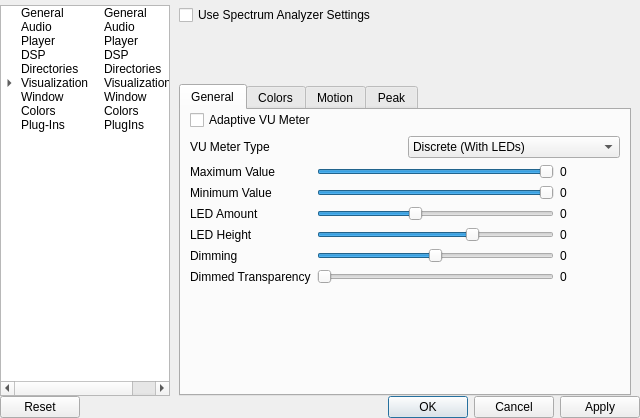
Qt form ui/SetupWindow.ui (ModPlugPlayer/ModPlugPlayer) before a commit.
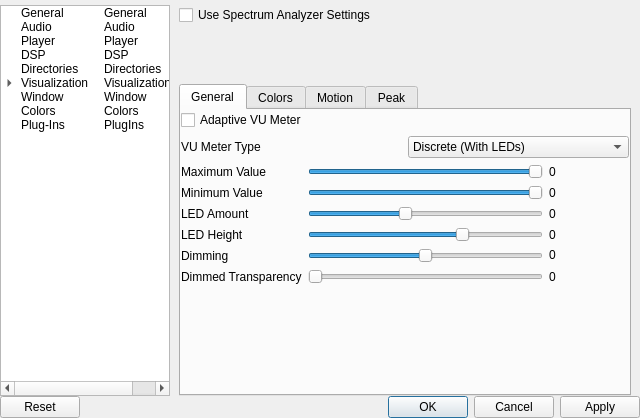
The same form after that commit. The open tabs and pages were chosen to show the change. Icons and pictures are not drawn. Custom widgets are drawn as their Qt base class.

Commit message: Dimming value labels were fixed to have constant width.

The edit to the form file:
```diff
--- a/ui/SetupWindow.ui
+++ b/ui/SetupWindow.ui
@@ -3584,9 +3584,15 @@
                <string>General</string>
               </attribute>
               <layout class="QGridLayout" name="gridLayout_19">
+               <property name="leftMargin">
+                <number>0</number>
+               </property>
                <property name="topMargin">
                 <number>0</number>
                </property>
+               <property name="rightMargin">
+                <number>0</number>
+               </property>
                <property name="bottomMargin">
                 <number>0</number>
                </property>
@@ -3709,12 +3715,24 @@
                  </item>
                  <item row="4" column="2">
                   <widget class="QLabel" name="vuMeterDimmingRatioLabel">
+                   <property name="sizePolicy">
+                    <sizepolicy hsizetype="Preferred" vsizetype="Fixed">
+                     <horstretch>0</horstretch>
+                     <verstretch>0</verstretch>
+                    </sizepolicy>
+                   </property>
                    <property name="minimumSize">
                     <size>
-                     <width>60</width>
+                     <width>80</width>
                      <height>0</height>
                     </size>
                    </property>
+                   <property name="maximumSize">
+                    <size>
+                     <width>80</width>
+                     <height>16777215</height>
+                    </size>
+                   </property>
                    <property name="text">
                     <string>0</string>
                    </property>
```
Left out of the diff: 16 changed lines with no effect on the pictures.
